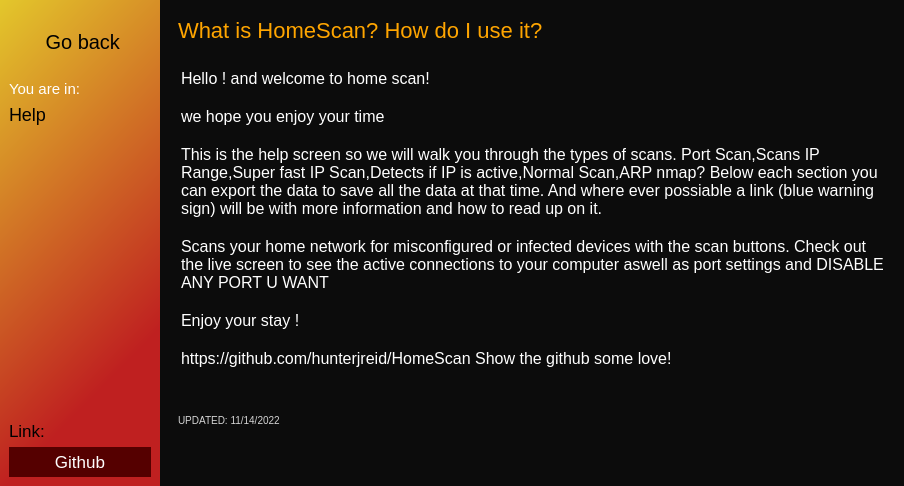
Old version of the form router/help_ui.ui in the repository hunterjreid/HomeScan.
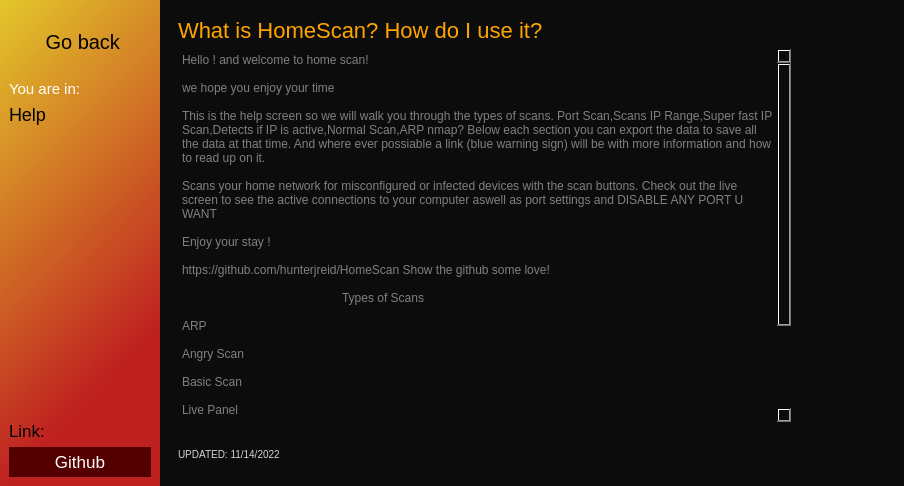
New version of the form. Icons and pictures are not drawn.

Commit message: Made Text Edits Read Only - security & help pg

Diff of the .ui file:
```diff
--- a/router/help_ui.ui
+++ b/router/help_ui.ui
@@ -191,9 +191,15 @@
       <property name="frameShadow">
        <enum>QFrame::Raised</enum>
       </property>
-      <layout class="QVBoxLayout" name="verticalLayout_2">
-       <item alignment="Qt::AlignTop">
         <widget class="QFrame" name="frame">
+       <property name="geometry">
+        <rect>
+         <x>9</x>
+         <y>9</y>
+         <width>631</width>
+         <height>461</height>
+        </rect>
+       </property>
          <property name="maximumSize">
           <size>
            <width>16777214</width>
@@ -219,37 +225,40 @@
            </widget>
           </item>
           <item>
-           <widget class="QLabel" name="Help_par2">
-            <property name="maximumSize">
-             <size>
-              <width>43234</width>
-              <height>16777215</height>
-             </size>
-            </property>
+         <widget class="QPlainTextEdit" name="plainTextEdit">
             <property name="styleSheet">
-             <string notr="true">background: none;
-color:white;
-margin:20px 0px;</string>
-            </property>
-            <property name="text">
-             <string>&lt;!DOCTYPE HTML PUBLIC &quot;-//W3C//DTD HTML 4.0//EN&quot; &quot;http://www.w3.org/TR/REC-html40/strict.dtd&quot;&gt;
-&lt;html&gt;&lt;head&gt;&lt;meta name=&quot;qrichtext&quot; content=&quot;1&quot; /&gt;&lt;style type=&quot;text/css&quot;&gt;
-p, li { white-space: pre-wrap; }
-&lt;/style&gt;&lt;/head&gt;&lt;body font-size:8pt; font-weight:400; font-style:normal;&quot;&gt;
-&lt;p style=&quot; margin-top:0px; margin-bottom:0px; margin-left:0px; margin-right:0px; -qt-block-indent:0; text-indent:0px;&quot;&gt;&lt;span style=&quot; font-size:12pt;&quot;&gt;Hello ! and welcome to home scan!&lt;/span&gt;&lt;/p&gt;
-&lt;p style=&quot;-qt-paragraph-type:empty; margin-top:0px; margin-bottom:0px; margin-left:0px; margin-right:0px; -qt-block-indent:0; text-indent:0px; font-size:12pt;&quot;&gt;&lt;br /&gt;&lt;/p&gt;
-&lt;p style=&quot; margin-top:0px; margin-bottom:0px; margin-left:0px; margin-right:0px; -qt-block-indent:0; text-indent:0px;&quot;&gt;&lt;span style=&quot; font-size:12pt;&quot;&gt;we hope you enjoy your time&lt;/span&gt;&lt;/p&gt;
-&lt;p style=&quot;-qt-paragraph-type:empty; margin-top:0px; margin-bottom:0px; margin-left:0px; margin-right:0px; -qt-block-indent:0; text-indent:0px; font-size:12pt;&quot;&gt;&lt;br /&gt;&lt;/p&gt;
-&lt;p style=&quot; margin-top:0px; margin-bottom:0px; margin-left:0px; margin-right:0px; -qt-block-indent:0; text-indent:0px;&quot;&gt;&lt;span style=&quot; font-size:12pt;&quot;&gt;This is the help screen so we will walk you through the types of scans. Port Scan,Scans IP Range,Super fast IP Scan,Detects if IP is active,Normal Scan,ARP nmap? Below each section you can export the data to save all the data at that time. And where ever possiable a link (blue warning sign) will be with more information and how to read up on it. &lt;/span&gt;&lt;/p&gt;
-&lt;p style=&quot;-qt-paragraph-type:empty; margin-top:0px; margin-bottom:0px; margin-left:0px; margin-right:0px; -qt-block-indent:0; text-indent:0px; font-size:12pt;&quot;&gt;&lt;br /&gt;&lt;/p&gt;
-&lt;p style=&quot; margin-top:0px; margin-bottom:0px; margin-left:0px; margin-right:0px; -qt-block-indent:0; text-indent:0px;&quot;&gt;&lt;span style=&quot; font-size:12pt;&quot;&gt;Scans your home network for misconfigured or infected devices with the scan buttons. Check out the live screen to see the active connections to your computer aswell as port settings and DISABLE ANY PORT U WANT&lt;/span&gt;&lt;/p&gt;
-&lt;p style=&quot;-qt-paragraph-type:empty; margin-top:0px; margin-bottom:0px; margin-left:0px; margin-right:0px; -qt-block-indent:0; text-indent:0px; font-size:12pt;&quot;&gt;&lt;br /&gt;&lt;/p&gt;
-&lt;p style=&quot; margin-top:0px; margin-bottom:0px; margin-left:0px; margin-right:0px; -qt-block-indent:0; text-indent:0px;&quot;&gt;&lt;span style=&quot; font-size:12pt;&quot;&gt;Enjoy your stay !&lt;/span&gt;&lt;/p&gt;
-&lt;p style=&quot;-qt-paragraph-type:empty; margin-top:0px; margin-bottom:0px; margin-left:0px; margin-right:0px; -qt-block-indent:0; text-indent:0px; font-size:12pt;&quot;&gt;&lt;br /&gt;&lt;/p&gt;
-&lt;p style=&quot; margin-top:0px; margin-bottom:0px; margin-left:0px; margin-right:0px; -qt-block-indent:0; text-indent:0px;&quot;&gt;&lt;span style=&quot; font-size:12pt;&quot;&gt;https://github.com/hunterjreid/HomeScan Show the github some love!&lt;/span&gt;&lt;/p&gt;&lt;/body&gt;&lt;/html&gt;</string>
-            </property>
-            <property name="wordWrap">
-             <bool>true</bool>
+           <string notr="true">color: grey;</string>
+          </property>
+          <property name="plainText">
+           <string>Hello ! and welcome to home scan!
+
+we hope you enjoy your time
+
+This is the help screen so we will walk you through the types of scans. Port Scan,Scans IP Range,Super fast IP Scan,Detects if IP is active,Normal Scan,ARP nmap? Below each section you can export the data to save all the data at that time. And where ever possiable a link (blue warning sign) will be with more information and how to read up on it. 
+
+Scans your home network for misconfigured or infected devices with the scan buttons. Check out the live screen to see the active connections to your computer aswell as port settings and DISABLE ANY PORT U WANT
+
+Enjoy your stay !
+
+https://github.com/hunterjreid/HomeScan Show the github some love!
+
+		Types of Scans
+
+ARP
+
+Angry Scan
+
+Basic Scan
+
+Live Panel
+
+Network errors
+
+Quick Scan
+
+Scan
+
+</string>
             </property>
            </widget>
           </item>
@@ -283,8 +292,6 @@
           </item>
          </layout>
         </widget>
-       </item>
-      </layout>
      </widget>
     </item>
    </layout>
```
Lines whose indentation alone changed are shown as unchanged. The commit also changes 1 other file.
